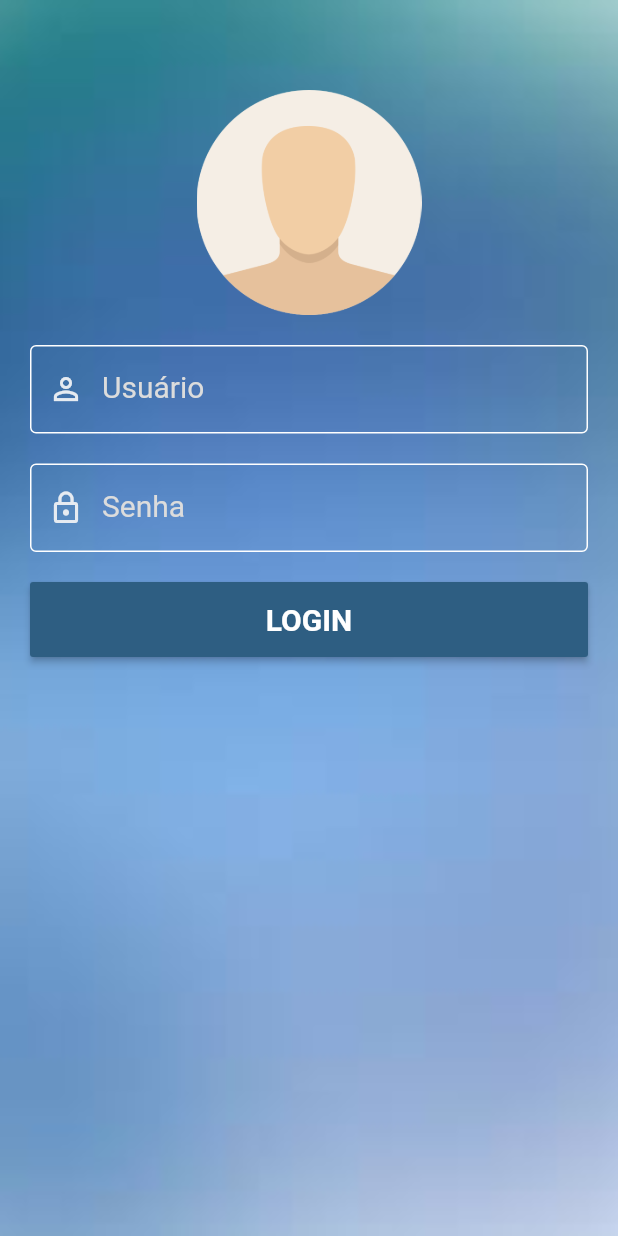
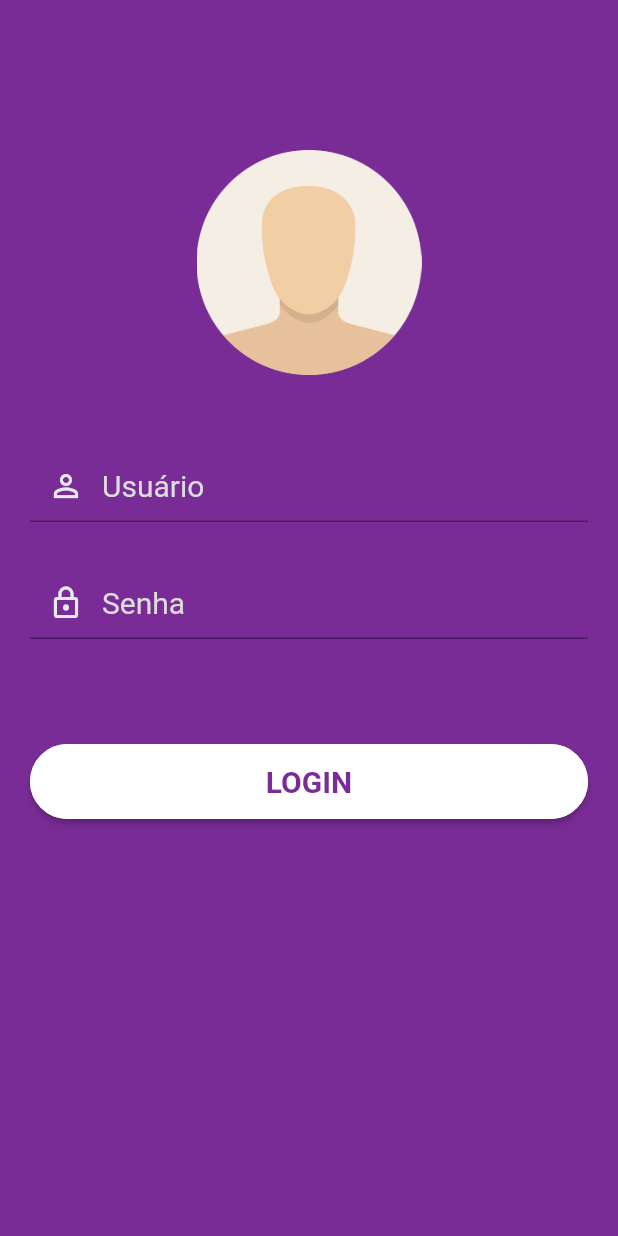
Before and after one commit to rafaelcavasani/medications, a Flutter app: the LoginPage screen opened directly, on a phone screen of 412 x 824 dp. Run offline on Flutter 3.47's test engine with Material 2 defaults, Android fonts, the phone set to English and light mode, and no system bars; our stand-ins replace dio, flutter_mobx, logger, mobx, modal_progress_hud; generated files the repository leaves out were written again.

Commit message:
Add Layout 2

```diff
--- a/lib/src/components/custom_app_bar.dart
+++ b/lib/src/components/custom_app_bar.dart
@@ -23,7 +23,7 @@ class _CustomAppBarState extends State<CustomAppBar> {
   @override
   Widget build(BuildContext context) {
     return AppBar(
-      backgroundColor: Color.fromRGBO(23, 124, 161, 1),
+      backgroundColor: Color.fromRGBO(122, 44, 150, 1),
       centerTitle: true,
       title: title ?? Text('Medicamentos App'),
       actions: actions,
--- a/lib/src/components/custom_raised_button.dart
+++ b/lib/src/components/custom_raised_button.dart
@@ -13,8 +13,8 @@ class CustomRaisedButton extends StatelessWidget {
     @required this.text,
     @required this.onPressed,
     this.heigth = 50,
-    this.color = const Color.fromRGBO(46, 94, 130, 1),
-    this.fontColor = Colors.white,
+    this.color = const Color.fromRGBO(255, 255, 255, 1),
+    this.fontColor = const Color.fromRGBO(122, 44, 150, 1),
     this.fontSize = 20,
     this.fontWeight = FontWeight.normal,
   });
@@ -26,6 +26,9 @@ class CustomRaisedButton extends StatelessWidget {
         height: heigth,
         child: RaisedButton(
           color: color,
+          shape: RoundedRectangleBorder(
+              borderRadius: BorderRadius.circular(30.0),
+              side: BorderSide(color: Colors.white)),
           child: Text(text,
               style: TextStyle(
                   color: fontColor,
--- a/lib/src/components/custom_text_field.dart
+++ b/lib/src/components/custom_text_field.dart
@@ -33,17 +33,8 @@ class CustomTextField extends StatelessWidget {
       obscureText: obscuredText,
       style: TextStyle(color: this.colorStyle ?? Colors.white),
       decoration: InputDecoration(
-        enabledBorder: OutlineInputBorder(
-          borderSide:
-              BorderSide(color: this.colorEnabledBorder ?? Colors.white),
-        ),
-        focusedBorder: OutlineInputBorder(
-          borderSide: BorderSide(
-              color: this.colorFocusedBorder ?? Color.fromRGBO(15, 45, 82, 1)),
-        ),
-        border: OutlineInputBorder(borderRadius: BorderRadius.circular(100)),
-        labelText: labelText,
-        labelStyle: labelStyle,
+        hintText: labelText,
+        hintStyle: labelStyle,
         prefixIcon: prefixIcon,
       ),
       controller: controller,
--- a/lib/src/components/custom_user_accounts_drawer_head.dart
+++ b/lib/src/components/custom_user_accounts_drawer_head.dart
@@ -23,7 +23,7 @@ class CustomUserAccontsDrawerHead extends StatelessWidget {
             ));
       }),
       decoration: BoxDecoration(
-        color: Color.fromRGBO(23, 124, 161, 1),
+        color: Color.fromRGBO(122, 44, 150, 1),
       ),
       onDetailsPressed: () {},
       accountEmail: null,
--- a/lib/src/pages/login_page.dart
+++ b/lib/src/pages/login_page.dart
@@ -19,10 +19,7 @@ class _LoginPageState extends State<LoginPage> {
   @override
   Widget build(BuildContext context) {
     return Container(
-        decoration: BoxDecoration(
-            image: DecorationImage(
-                image: AssetImage("assets/images/background.jpg"),
-                fit: BoxFit.cover)),
+        decoration: BoxDecoration(color: Color.fromRGBO(122, 44, 150, 1)),
         child: Scaffold(
           backgroundColor: Colors.transparent,
           body: ModalProgressHUD(
@@ -38,14 +35,15 @@ class _LoginPageState extends State<LoginPage> {
                     crossAxisAlignment: CrossAxisAlignment.center,
                     children: <Widget>[
                       Padding(
-                          padding: EdgeInsets.fromLTRB(20, 60, 20, 0),
+                          padding: EdgeInsets.fromLTRB(20, 100, 20, 0),
                           child: SizedBox(
                             width: 250,
                             height: 150,
                             child: Image.asset('assets/images/avatar.png'),
                           )),
                       Padding(
-                        padding: EdgeInsets.all(20),
+                        padding: EdgeInsets.only(
+                            top: 50, left: 20, right: 20, bottom: 20),
                         child: CustomTextField(
                           labelText: 'Usuário',
                           controller: _usernameController,
@@ -59,7 +57,7 @@ class _LoginPageState extends State<LoginPage> {
                         ),
                       ),
                       Padding(
-                        padding: EdgeInsets.only(left: 20, right: 20),
+                        padding: EdgeInsets.only(left: 20, right: 20, top: 10),
                         child: CustomTextField(
                           labelText: 'Senha',
                           controller: _passwordController,
@@ -74,7 +72,7 @@ class _LoginPageState extends State<LoginPage> {
                         ),
                       ),
                       Padding(
-                        padding: EdgeInsets.fromLTRB(20, 20, 20, 0),
+                        padding: EdgeInsets.fromLTRB(20, 70, 20, 0),
                         child: CustomRaisedButton(
                           text: 'LOGIN',
                           fontWeight: FontWeight.bold,
--- a/lib/src/pages/medication_page.dart
+++ b/lib/src/pages/medication_page.dart
@@ -32,7 +32,6 @@ class _MedicationPageState extends State<MedicationPage> {
         child: Column(
           children: <Widget>[
             Container(
-              padding: EdgeInsets.all(20),
               child: Container(
                 child: CustomTextField(
                   controller: _nameController,
```
